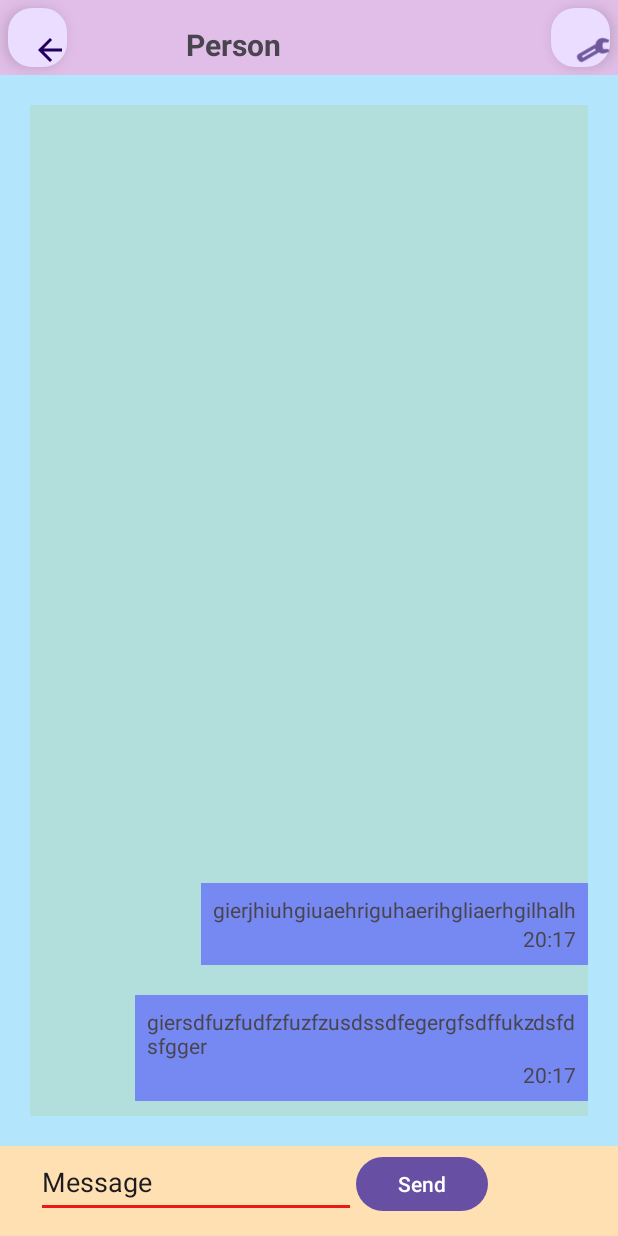
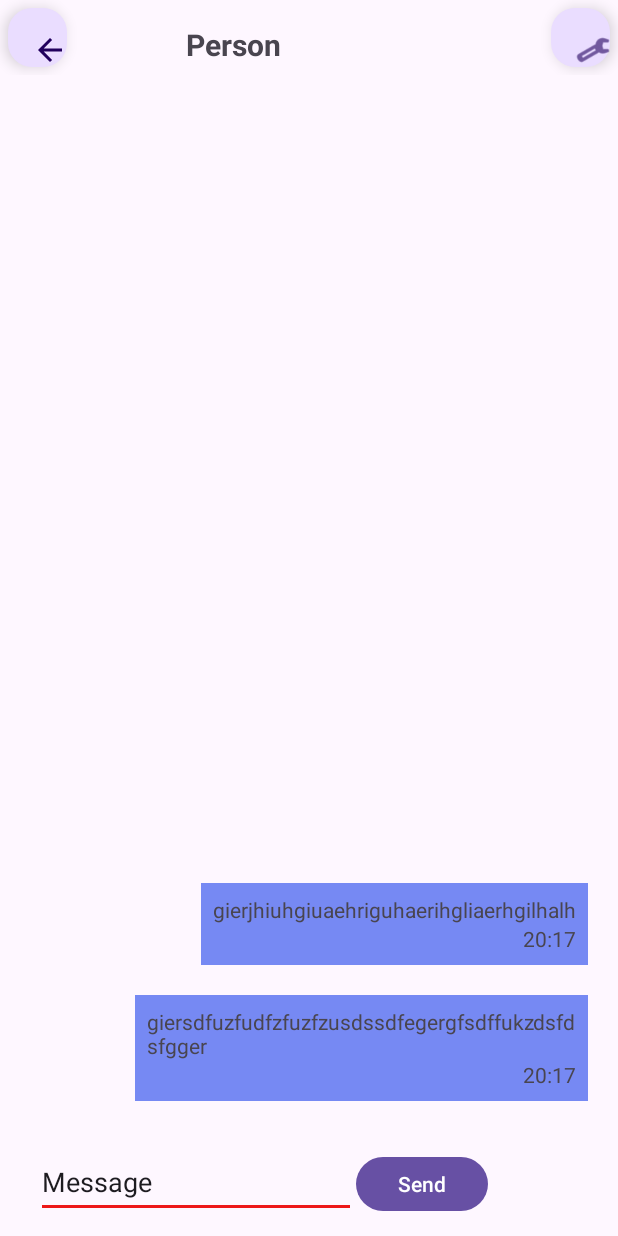
Before and after one commit to Feeeeeeeeeelix/Messenger, an Android app: the screen it shows after launch (MainActivity), on a phone screen of 412 x 824 dp. Run offline under Robolectric (Android 15) with nearby library versions, the phone set to English and light mode, and no system bars.

Commit message:
no debug background colors

```diff
--- a/Client/app/src/main/res/layout/activity_main.xml
+++ b/Client/app/src/main/res/layout/activity_main.xml
@@ -11,7 +11,6 @@
         android:id="@+id/linearLayout"
         android:layout_width="0dp"
         android:layout_height="50dp"
-        android:background="#E1BEE7"
         android:orientation="horizontal"
         app:layout_constraintEnd_toEndOf="parent"
         app:layout_constraintStart_toStartOf="parent"
@@ -61,7 +60,6 @@
         android:id="@+id/mainScrollView"
         android:layout_width="0dp"
         android:layout_height="0dp"
-        android:background="#B3E5FC"
         android:fillViewport="true"
         android:padding="20dp"
         android:scrollbars="none"
@@ -74,7 +72,6 @@
             android:id="@+id/mainMessageLayout"
             android:layout_width="match_parent"
             android:layout_height="wrap_content"
-            android:background="#B2DFDB"
             android:gravity="bottom|fill_horizontal"
             android:orientation="vertical">
 
@@ -153,7 +150,6 @@
         android:id="@+id/linearLayout2"
         android:layout_width="match_parent"
         android:layout_height="60dp"
-        android:background="#FFE0B2"
         android:orientation="horizontal"
         app:layout_constraintBottom_toBottomOf="parent"
         app:layout_constraintEnd_toEndOf="parent"
```
